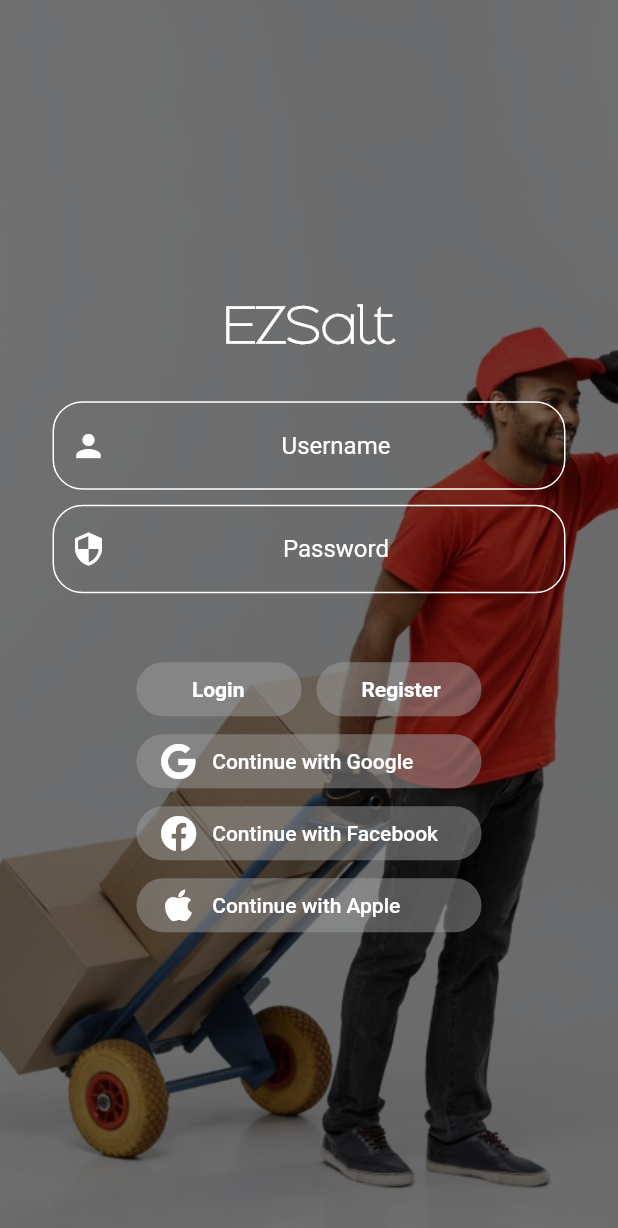
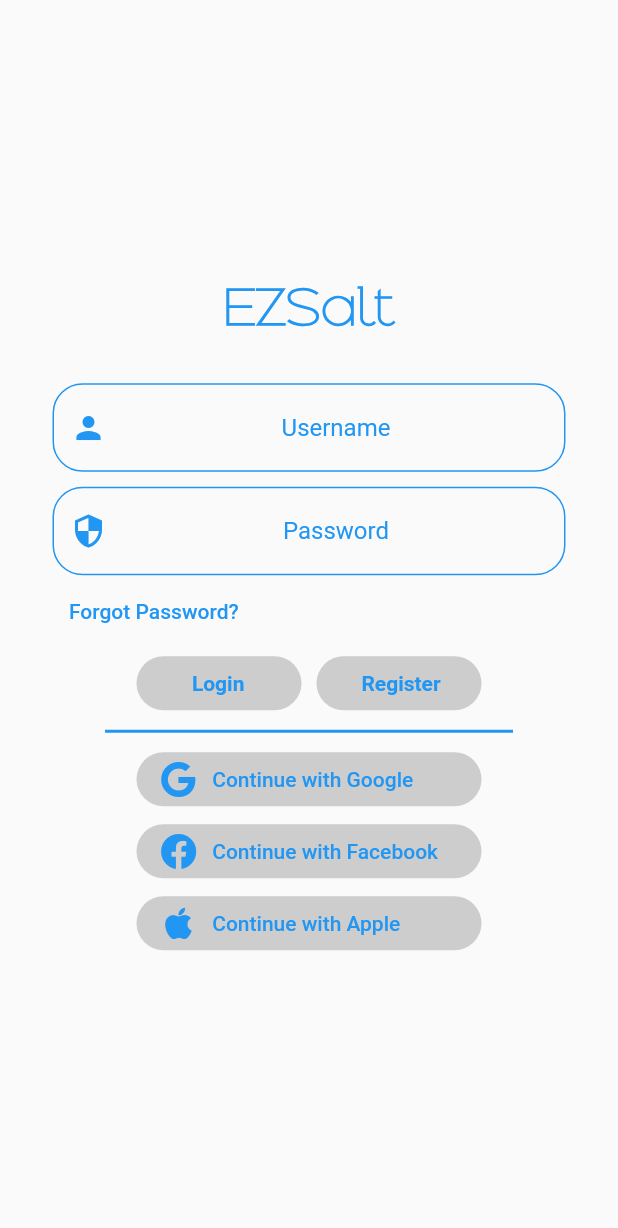
Before and after one commit to stemcreations/EZSalt, a Flutter app: the LoginPage screen opened by its route, on a phone screen of 412 x 824 dp. Shown: the top 1228 px of the screen. Run offline on Flutter 3.47's test engine with Material 2 defaults, Android fonts, the phone set to English and light mode, and no system bars; our stand-ins replace font_awesome_flutter, step_progress_indicator; missing offline and left inert: wave_progress_widget.

Commit message:
Updated Login page

```diff
--- a/lib/components/custom_widgets.dart
+++ b/lib/components/custom_widgets.dart
@@ -7,7 +7,7 @@ class CustomTextField extends StatelessWidget {
 
   final String text;
   final Icon icon;
-  final Color borderAndTextColor = Colors.white;
+  final Color borderAndTextColor = Colors.blue;
   final Color focusedBorderColor = Colors.lightBlueAccent;
 
   @override
@@ -58,7 +58,7 @@ class ReusableOutlineButton extends StatelessWidget {
       child: FlatButton(
         //borderSide: BorderSide(color: Colors.white),
         color: Colors.grey.withAlpha(125),
-        textColor: Colors.white,
+        textColor: Colors.blue,
         shape: RoundedRectangleBorder(
           borderRadius: BorderRadius.circular(20.0),
         ),
--- a/lib/pages/login.dart
+++ b/lib/pages/login.dart
@@ -13,24 +13,16 @@ class _LoginPageState extends State<LoginPage> {
   Widget build(BuildContext context) {
     return Scaffold(
       body: Center(
-        child: Container(
-          constraints: BoxConstraints.expand(),
-          decoration: BoxDecoration(
-            image: DecorationImage(
-              fit: BoxFit.cover,
-              image: AssetImage('images/delivery.jpg'),
-            ),
-          ),
-          child: Container(
-            color: Colors.black54,
+        child: SingleChildScrollView(
           child: Column(
+            mainAxisSize: MainAxisSize.min,
             mainAxisAlignment: MainAxisAlignment.center,
             children: <Widget>[
               Text(
                 'EZSalt',
                 style: TextStyle(
                   fontFamily: 'EZSalt',
-                    color: Colors.white,
+                  color: Colors.blue,
                   fontSize: 30.0,
                   fontWeight: FontWeight.bold,
                 ),
@@ -42,20 +34,33 @@ class _LoginPageState extends State<LoginPage> {
               ),
               CustomTextField(
                 text: 'Username',
-                  icon: Icon(Icons.person, color: Colors.white,),
+                icon: Icon(Icons.person, color: Colors.blue,),
               ),
               SizedBox(
                   height: 10
               ),
               CustomTextField(
                 text: 'Password',
-                  icon: Icon(Icons.security, color: Colors.white,),
+                icon: Icon(Icons.security, color: Colors.blue,),
               ),
-                Flexible(
-                  child: SizedBox(
-                    height: 40,
+              Row(
+                children: [
+                  Padding(
+                    padding: const EdgeInsets.only(left: 30),
+                    child: MaterialButton(
+                      child: Text(
+                        'Forgot Password?',
+                        style: TextStyle(color: Colors.blue),
                       ),
                     ),
+                  ),
+                ],
+              ),
+              // Flexible(
+              //   child: SizedBox(
+              //     height: 40,
+              //   ),
+              // ),
               SizedBox(
                 width: 230,
                 child: Row(
@@ -80,6 +85,12 @@ class _LoginPageState extends State<LoginPage> {
                   ],
                 ),
               ),
+              Divider(
+                indent: 70,
+                endIndent: 70,
+                thickness: 2,
+                color: Colors.blue,
+              ),
               ReusableOutlineButton(
                 size: 230,
                 icon: Icon(FontAwesomeIcons.google),
@@ -101,7 +112,6 @@ class _LoginPageState extends State<LoginPage> {
             ],
           ),
         ),
-        ),
       ),// This trailing comma makes auto-formatting nicer for build methods.
     );
   }
```
Lines whose indentation alone changed are shown as unchanged.
